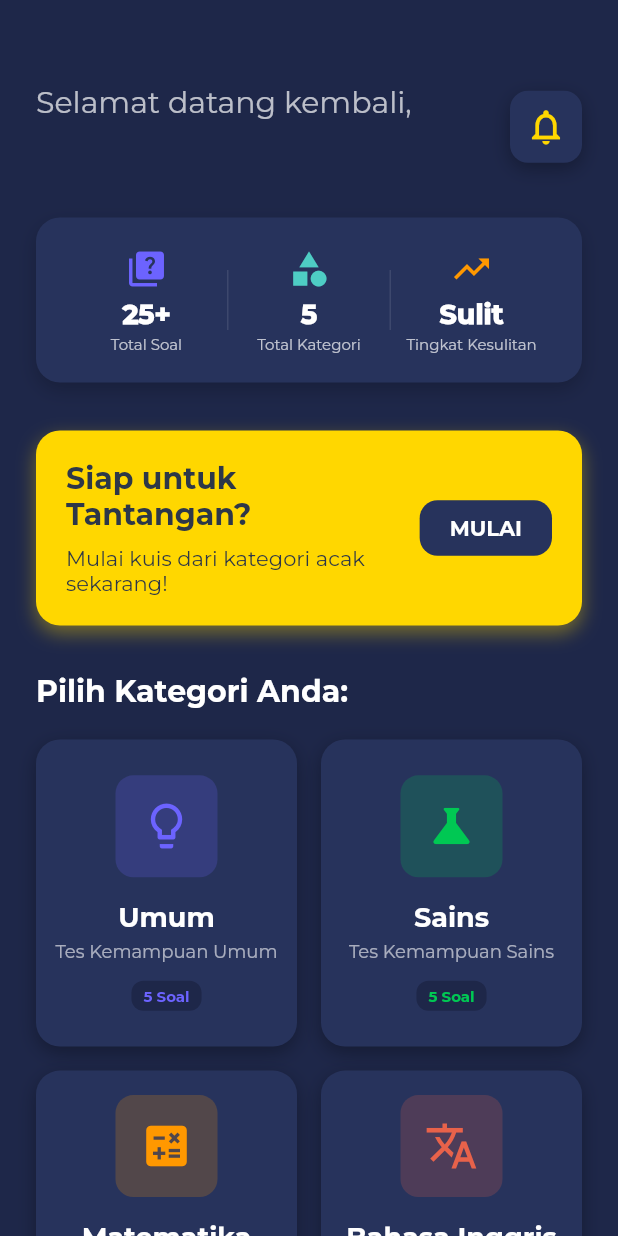
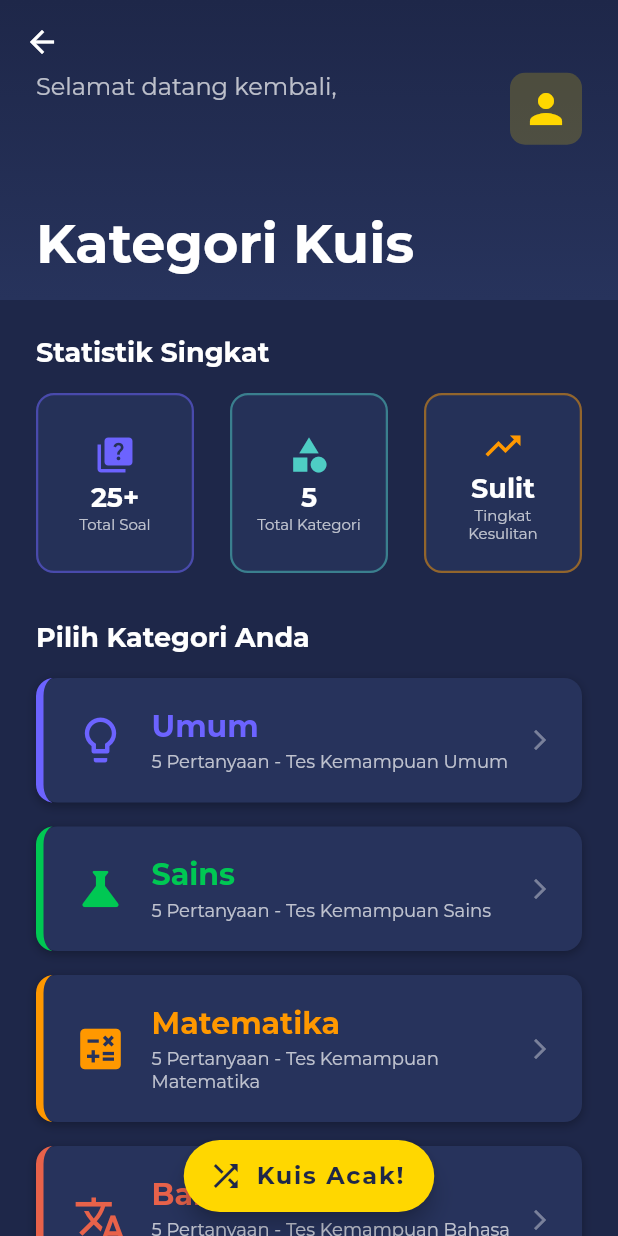
Before and after one commit to Bhenarezky/UTS_quizapp, a Flutter app: the PageHome screen opened directly with empty values, on a phone screen of 412 x 824 dp. Run offline on Flutter 3.47's test engine with Material 3 defaults, Android fonts, the phone set to English and light mode, and no system bars.

Commit message:
perbaikan home page

```diff
--- a/lib/page/page_home.dart
+++ b/lib/page/page_home.dart
@@ -2,7 +2,6 @@ import 'package:flutter/material.dart';
 import 'package:flutter/services.dart';
 import 'package:quizapp/model/model_category.dart';
 import 'package:quizapp/page/page_quiz.dart';
-import '../widget/category_card.dart';
 
 class PageHome extends StatefulWidget {
   final String userName;
@@ -27,27 +26,36 @@ class _PageHomeState extends State<PageHome> with TickerProviderStateMixin {
     ModelCategory(strName: 'Sejarah', strIcon: Icons.history_edu, strColor: const Color(0xFF28C8BD), strDesc: 'Tes Kemampuan Sejarah', questQount: 5),
   ];
 
+  // --- Widget untuk Item Statistik Simetris ---
+  // Menggunakan Expanded agar lebar masing-masing kartu sama (simetris)
   Widget buildStatItem(
       String strTitle,
       String strValue,
       IconData strIcon,
       Color strColor) {
-    return Column(
+    return Expanded(
+      child: Container(
+        height: 120, // Tinggi tetap untuk simetris
+        padding: const EdgeInsets.all(12),
+        margin: const EdgeInsets.symmetric(horizontal: 6), // Jarak antar kartu
+        decoration: BoxDecoration(
+          color: surfaceColor.withOpacity(0.8),
+          borderRadius: BorderRadius.circular(12),
+          border: Border.all(color: strColor.withOpacity(0.5), width: 1.5)
+        ),
+        child: Column(
           mainAxisAlignment: MainAxisAlignment.center,
-      crossAxisAlignment: CrossAxisAlignment.center,
           children: [
             Icon(strIcon, color: strColor, size: 28),
-        const SizedBox(height: 6),
+            const SizedBox(height: 4),
             Text(
               strValue,
-          textAlign: TextAlign.center,
               style: const TextStyle(
                 fontSize: 18,
                 color: Colors.white,
-            fontWeight: FontWeight.w900,
+                fontWeight: FontWeight.bold,
               ),
             ),
-        const SizedBox(height: 2),
             Text(
               strTitle,
               textAlign: TextAlign.center,
@@ -57,21 +65,122 @@ class _PageHomeState extends State<PageHome> with TickerProviderStateMixin {
               ),
             ),
           ],
+        ),
+      ),
     );
+  }
+
+  // --- Widget untuk Category Tile (Menggantikan CategoryCard) ---
+  Widget buildCategoryTile(ModelCategory category, String userName) {
+    return InkWell(
+      onTap: () {
+        HapticFeedback.lightImpact();
+        Navigator.push(context, MaterialPageRoute(
+          builder: (context) => PageQuiz(
+            category: category,
+            userName: userName),
+        ));
+      },
+      borderRadius: BorderRadius.circular(12),
+      child: Container(
+        margin: const EdgeInsets.only(bottom: 16),
+        padding: const EdgeInsets.all(20),
+        decoration: BoxDecoration(
+          color: surfaceColor,
+          borderRadius: BorderRadius.circular(12),
+          // Aksen warna di sisi kiri
+          border: Border(left: BorderSide(color: category.strColor!, width: 5)),
+          boxShadow: [
+            BoxShadow(
+              color: Colors.black.withOpacity(0.3),
+              blurRadius: 5,
+              offset: const Offset(0, 2)
+            )
+          ]
+        ),
+        child: Row(
+          children: [
+            Icon(category.strIcon, color: category.strColor, size: 36),
+            const SizedBox(width: 16),
+            Expanded(
+              child: Column(
+                crossAxisAlignment: CrossAxisAlignment.start,
+                children: [
+                  Text(
+                    category.strName!,
+                    style: TextStyle(
+                      fontSize: 20,
+                      fontWeight: FontWeight.bold,
+                      color: category.strColor,
+                    ),
+                  ),
+                  const SizedBox(height: 4),
+                  Text(
+                    '${category.questQount} Pertanyaan - ${category.strDesc}',
+                    style: const TextStyle(
+                      fontSize: 12,
+                      color: Colors.white70,
+                    ),
+                  ),
+                ],
+              ),
+            ),
+            const Icon(Icons.arrow_forward_ios, color: Colors.white38, size: 16)
+          ],
+        ),
+      ),
+    );
+  }
+
+  // Fungsi Kuis Acak
+  void _startRandomQuiz() {
+      HapticFeedback.lightImpact();
+      final List<ModelCategory> shuffledList = modelCategory.toList();
+      shuffledList.shuffle();
+      final ModelCategory randomCategory = shuffledList.first;
+
+      Navigator.push(context, MaterialPageRoute(
+        builder: (context) => PageQuiz(
+          category: randomCategory,
+          userName: widget.userName
+        ),
+      ));
   }
 
   @override
   Widget build(BuildContext context) {
     return Scaffold(
       backgroundColor: primaryBackground,
-      body: SingleChildScrollView(
-        child: Padding(
-          padding: const EdgeInsets.all(24),
+      body: CustomScrollView(
+        slivers: [
+          // Header Kustom menggunakan SliverAppBar
+          SliverAppBar(
+            backgroundColor: primaryBackground,
+            expandedHeight: 200.0,
+            pinned: true,
+            flexibleSpace: FlexibleSpaceBar(
+              titlePadding: const EdgeInsets.only(left: 24, bottom: 16),
+              centerTitle: false,
+              title: const Text(
+                'Kategori Kuis',
+                style: TextStyle(
+                  color: Colors.white,
+                  fontWeight: FontWeight.bold,
+                  fontSize: 24,
+                ),
+              ),
+              background: Container(
+                decoration: BoxDecoration(
+                  gradient: LinearGradient(
+                    colors: [primaryBackground, surfaceColor],
+                    begin: Alignment.topCenter,
+                    end: Alignment.bottomCenter,
+                  ),
+                ),
+                padding: const EdgeInsets.only(left: 24, right: 24, top: 48),
                 child: Column(
                   crossAxisAlignment: CrossAxisAlignment.start,
                   children: [
-              const SizedBox(height: 32),
-
                     Row(
                       mainAxisAlignment: MainAxisAlignment.spaceBetween,
                       children: [
@@ -81,211 +190,127 @@ class _PageHomeState extends State<PageHome> with TickerProviderStateMixin {
                             const Text(
                               'Selamat datang kembali,',
                               style: TextStyle(
-                          fontSize: 20,
+                                fontSize: 16,
                                 fontWeight: FontWeight.w300,
                                 color: Colors.white70,
+                              )
                             ),
-                      ),
-                      const SizedBox(height: 4),
                             Text(
                               widget.userName,
                               style: const TextStyle(
                                 fontSize: 24,
                                 fontWeight: FontWeight.bold,
                                 color: Colors.white,
-                        ),
+                              )
                             ),
                           ],
                         ),
                         Container(
-                    padding: const EdgeInsets.all(10),
+                          padding: const EdgeInsets.all(8),
                           decoration: BoxDecoration(
-                      color: surfaceColor,
-                      borderRadius: BorderRadius.circular(12),
-                      boxShadow: [
-                        BoxShadow(
-                          color: Colors.black.withOpacity(0.3),
-                          blurRadius: 10,
-                          offset: const Offset(0, 4),
-                        ),
-                      ],
+                            color: mainAccent.withOpacity(0.2),
+                            borderRadius: BorderRadius.circular(10),
                           ),
                           child: Icon(
-                      Icons.notifications_none,
-                      size: 28,
+                            Icons.person,
+                            size: 32,
                             color: mainAccent,
                           ),
                         ),
                       ],
                     ),
-
-              const SizedBox(height: 32),
-
-              Container(
-                padding: const EdgeInsets.all(20),
-                decoration: BoxDecoration(
-                  color: surfaceColor,
-                  borderRadius: BorderRadius.circular(16),
-                  boxShadow: [
-                    BoxShadow(
-                      color: Colors.black.withOpacity(0.2),
-                      blurRadius: 10,
-                      offset: const Offset(0, 5),
-                    ),
                   ],
-                ),
-                child: Row(
-                  crossAxisAlignment: CrossAxisAlignment.center,
-                  children: [
-                    Expanded(
-                      child: Center(
-                        child: buildStatItem(
-                          'Total Soal', '25+', Icons.quiz, const Color(0xFF6C63FF),
                 ),
               ),
             ),
-                    Container(width: 1, height: 40, color: Colors.white10),
-                    Expanded(
-                      child: Center(
-                        child: buildStatItem(
-                          'Total Kategori', '5', Icons.category, const Color(0xFF4ECDC4),
+          ),
+
+          // Area Body Utama (Statistik + Kategori)
+          SliverList(
+            delegate: SliverChildListDelegate(
+              [
+                const SizedBox(height: 24),
+
+                // Judul Statistik
+                const Padding(
+                  padding: EdgeInsets.symmetric(horizontal: 24),
+                  child: Text(
+                    'Statistik Singkat',
+                    style: TextStyle(
+                      fontSize: 18,
+                      fontWeight: FontWeight.bold,
+                      color: Colors.white,
                     ),
                   ),
                 ),
-                    Container(width: 1, height: 40, color: Colors.white10),
-                    Expanded(
-                      child: Center(
-                        child: buildStatItem(
-                          'Tingkat Kesulitan', 'Sulit', Icons.trending_up, const Color(0xFFFF9800),
-                        ),
-                      ),
-                    ),
+
+                const SizedBox(height: 16),
+
+                // Card Statistik Kuis (ROW SIMETRIS dengan Expanded)
+                Padding(
+                  padding: const EdgeInsets.symmetric(horizontal: 18),
+                  child: Row(
+                    crossAxisAlignment: CrossAxisAlignment.start,
+                    children: [
+                      // 1. Total Soal
+                      buildStatItem('Total Soal', '25+', Icons.quiz, const Color(0xFF6C63FF)),
+                      // Jarak
+                      const SizedBox(width: 12),
+                      // 2. Total Kategori
+                      buildStatItem('Total Kategori', '5', Icons.category, const Color(0xFF4ECDC4)),
+                      // Jarak
+                      const SizedBox(width: 12),
+                      // 3. Tingkat Kesulitan
+                      buildStatItem('Tingkat Kesulitan', 'Sulit', Icons.trending_up, const Color(0xFFFF9800)),
                     ],
                   ),
                 ),
 
                 const SizedBox(height: 32),
 
-              Container(
-                padding: const EdgeInsets.all(20),
-                decoration: BoxDecoration(
-                  color: mainAccent,
-                  borderRadius: BorderRadius.circular(16),
-                  boxShadow: [
-                    BoxShadow(
-                      color: mainAccent.withOpacity(0.4),
-                      blurRadius: 10,
-                      offset: const Offset(0, 5),
-                    ),
-                  ],
-                ),
-                child: Row(
-                  children: [
-                    Expanded(
-                      child: Column(
-                        crossAxisAlignment: CrossAxisAlignment.start,
-                        children: const [
-                          Text(
-                            'Siap untuk Tantangan?',
+                // Judul Kategori
+                const Padding(
+                  padding: EdgeInsets.symmetric(horizontal: 24),
+                  child: Text(
+                    'Pilih Kategori Anda',
                     style: TextStyle(
-                              fontSize: 20,
+                      fontSize: 18,
                       fontWeight: FontWeight.bold,
-                              color: Color(0xFF2D3748),
+                      color: Colors.white,
                     ),
                   ),
-                          SizedBox(height: 8),
-                          Text(
-                            'Mulai kuis dari kategori acak sekarang!',
-                            style: TextStyle(
-                              fontSize: 14,
-                              color: Color(0xFF2D3748),
+                ),
+
+                const SizedBox(height: 16),
+
+                // Daftar Kategori (Tile Vertikal)
+                Padding(
+                  padding: const EdgeInsets.symmetric(horizontal: 24),
+                  child: Column(
+                    children: modelCategory.map((category) {
+                      return buildCategoryTile(category, widget.userName);
+                    }).toList(),
+                  ),
+                ),
+                const SizedBox(height: 80),
+              ],
             ),
           ),
         ],
       ),
+
+      // Floating Action Button untuk Kuis Acak
+      floatingActionButton: FloatingActionButton.extended(
+        onPressed: _startRandomQuiz,
+        backgroundColor: mainAccent,
+        foregroundColor: primaryBackground,
+        label: const Text(
+          'Kuis Acak!',
+          style: TextStyle(fontWeight: FontWeight.bold, fontSize: 16)
         ),
-                    const SizedBox(width: 16),
-                    ElevatedButton(
-                      onPressed: () {
-                        HapticFeedback.lightImpact();
-
-                        final List<ModelCategory> shuffledList = modelCategory.toList();
-                        shuffledList.shuffle();
-                        final ModelCategory randomCategory = shuffledList.first;
-
-                        Navigator.push(context, MaterialPageRoute(
-                          builder: (context) => PageQuiz(
-                            category: randomCategory,
-                            userName: widget.userName,
+        icon: const Icon(Icons.shuffle),
       ),
-                        ));
-                      },
-                      style: ElevatedButton.styleFrom(
-                        backgroundColor: surfaceColor,
-                        foregroundColor: Colors.white,
-                        padding: const EdgeInsets.symmetric(
-                          horizontal: 20,
-                          vertical: 10,
-                        ),
-                        shape: RoundedRectangleBorder(
-                          borderRadius: BorderRadius.circular(12),
-                        ),
-                        elevation: 0,
-                      ),
-                      child: const Text(
-                        'MULAI',
-                        style: TextStyle(
-                          fontWeight: FontWeight.bold,
-                        ),
-                      ),
-                    ),
-                  ],
-                ),
-              ),
-
-              const SizedBox(height: 32),
-
-              const Text(
-                'Pilih Kategori Anda:',
-                style: TextStyle(
-                  fontSize: 20,
-                  fontWeight: FontWeight.bold,
-                  color: Colors.white,
-                ),
-              ),
-
-              const SizedBox(height: 20),
-
-              GridView.builder(
-                padding: EdgeInsets.zero,
-                shrinkWrap: true,
-                physics: const NeverScrollableScrollPhysics(),
-                gridDelegate: const SliverGridDelegateWithFixedCrossAxisCount(
-                  crossAxisCount: 2,
-                  crossAxisSpacing: 16,
-                  mainAxisSpacing: 16,
-                  childAspectRatio: 0.85,
-                ),
-                itemCount: modelCategory.length,
-                itemBuilder: (context, index) {
-                  return CategoryCard(
-                    category: modelCategory[index],
-                    onTap: () {
-                      HapticFeedback.lightImpact();
-                      Navigator.push(context, MaterialPageRoute(
-                        builder: (context) => PageQuiz(
-                          category: modelCategory[index],
-                          userName: widget.userName,
-                        ),
-                      ));
-                    },
-                  );
-                },
-              ),
-            ],
-          ),
-        ),
-      ),
+      floatingActionButtonLocation: FloatingActionButtonLocation.centerFloat,
     );
   }
 }
```
Lines whose indentation alone changed are shown as unchanged.
